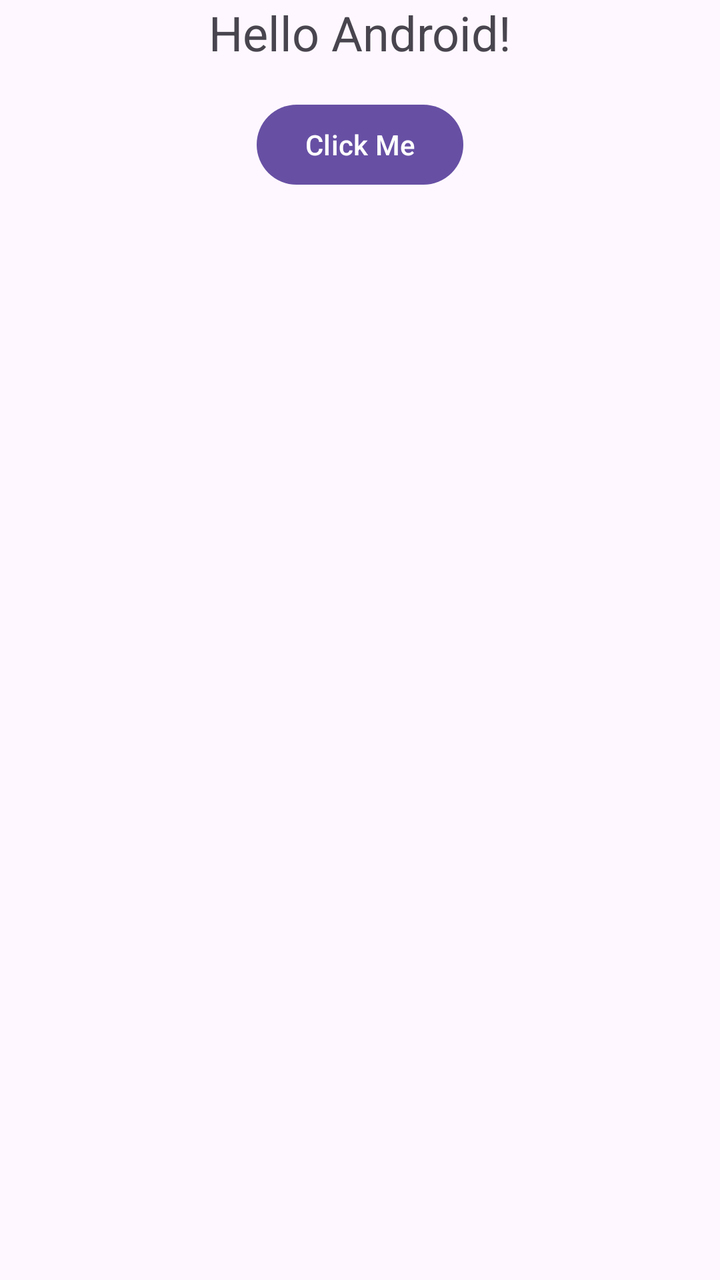
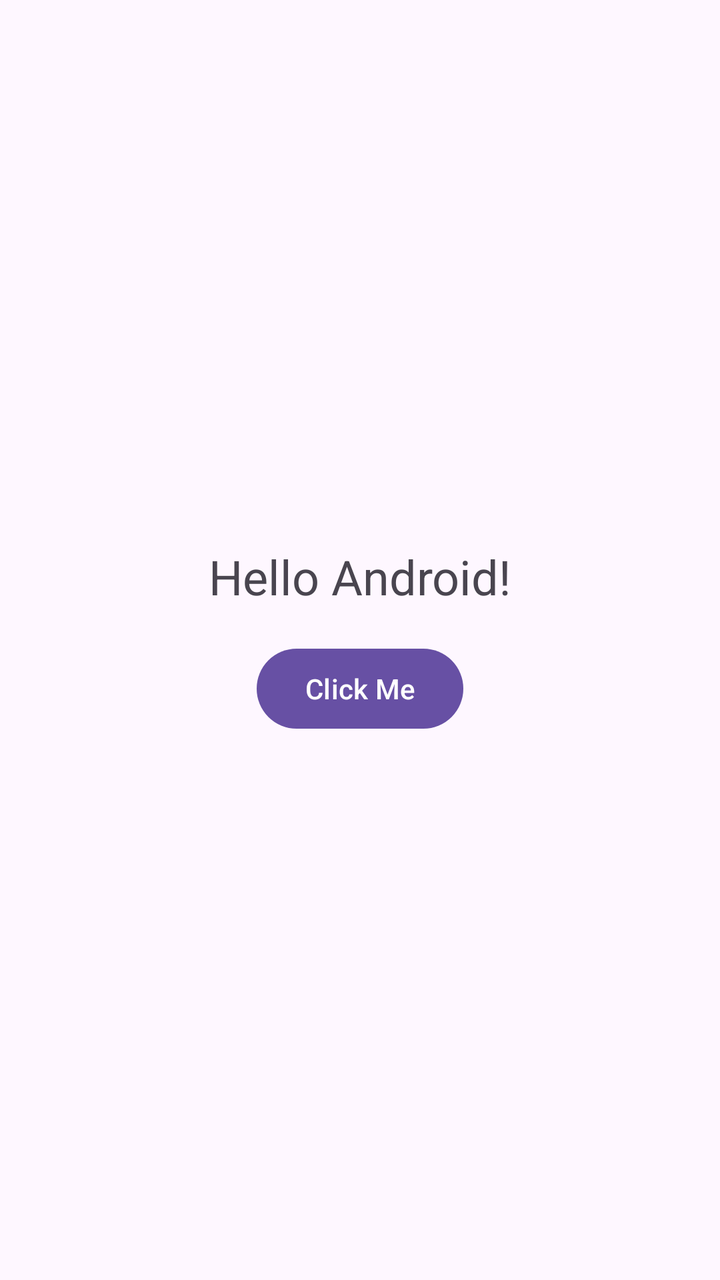

Compare the two renders of this Android layout. The source of the first and the diff that turns it into the second are given below.
<!-- AndroidManifest.xml: application theme Theme.Lab1HelloAndroid -->
<!-- res/layout/activity_main.xml -->
<?xml version="1.0" encoding="utf-8"?>
<androidx.constraintlayout.widget.ConstraintLayout
    xmlns:android="http://schemas.android.com/apk/res/android"
    xmlns:app="http://schemas.android.com/apk/res-auto"
    android:layout_width="match_parent"
    android:layout_height="match_parent">

    <TextView
        android:id="@+id/textViewMessage"
        android:layout_width="wrap_content"
        android:layout_height="wrap_content"
        android:text="Hello Android!"
        android:textSize="24sp"
        app:layout_constraintBottom_toTopOf="@+id/buttonChangeText"
        app:layout_constraintEnd_toEndOf="parent"
        app:layout_constraintStart_toStartOf="parent"
        app:layout_constraintTop_toTopOf="parent" />

    <Button
        android:id="@+id/buttonChangeText"
        android:layout_width="wrap_content"
        android:layout_height="wrap_content"
        android:layout_marginTop="16dp"
        android:text="Click Me"
        app:layout_constraintEnd_toEndOf="parent"
        app:layout_constraintStart_toStartOf="parent"
        app:layout_constraintTop_toBottomOf="@id/textViewMessage" />

</androidx.constraintlayout.widget.ConstraintLayout>
<!-- resources referenced by this layout -->
<resources>
  <style name="Theme.Lab1HelloAndroid" parent="Theme.Material3.DayNight.NoActionBar" />
</resources>

<!-- the commit's change to res/layout/activity_main.xml (unified diff, before → after) -->
@@ -9,8 +9,9 @@
         android:id="@+id/textViewMessage"
         android:layout_width="wrap_content"
         android:layout_height="wrap_content"
-        android:text="Hello Android!"
+        android:text="@string/hello_message"
         android:textSize="24sp"
+        app:layout_constraintVertical_chainStyle="packed"
         app:layout_constraintBottom_toTopOf="@+id/buttonChangeText"
         app:layout_constraintEnd_toEndOf="parent"
         app:layout_constraintStart_toStartOf="parent"
@@ -21,9 +22,10 @@
         android:layout_width="wrap_content"
         android:layout_height="wrap_content"
         android:layout_marginTop="16dp"
-        android:text="Click Me"
+        android:text="@string/click_me"
         app:layout_constraintEnd_toEndOf="parent"
         app:layout_constraintStart_toStartOf="parent"
+        app:layout_constraintBottom_toBottomOf="parent"
         app:layout_constraintTop_toBottomOf="@id/textViewMessage" />
 
 </androidx.constraintlayout.widget.ConstraintLayout>
<!-- resource entries referenced after the edit -->
@@ -1,5 +1,7 @@
 <!-- resources referenced by this layout -->
 <resources>
+  <string name="click_me">Click Me</string>
+  <string name="hello_message">Hello Android!</string>
   <style name="Theme.Lab1HelloAndroid" parent="Theme.Material3.DayNight.NoActionBar" />
 </resources>
 
